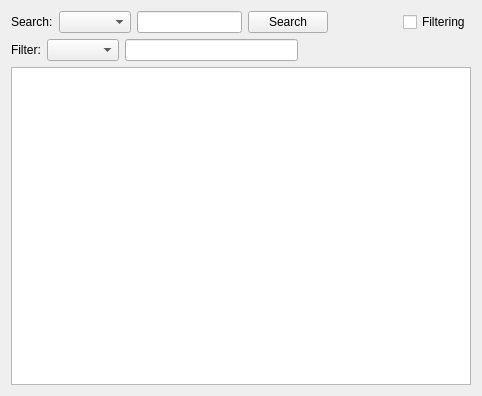
Old version of the form src/dictionarywidget.ui in the repository jablonkai/QDictionary.
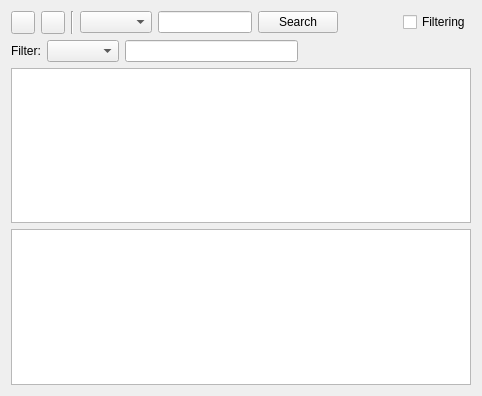
New version of the form. Icons and pictures are not drawn. Custom widgets are drawn as their Qt base class.

The edit to the form file:
```diff
--- a/src/dictionarywidget.ui
+++ b/src/dictionarywidget.ui
@@ -16,9 +16,35 @@
    <item>
     <layout class="QHBoxLayout" >
      <item>
-      <widget class="QLabel" name="label" >
+      <widget class="QToolButton" name="backwardButton" >
+       <property name="toolTip" >
+        <string>Previous</string>
+       </property>
        <property name="text" >
-        <string>Search:</string>
+        <string/>
+       </property>
+       <property name="icon" >
+        <iconset resource="dictionarywidget.qrc" >:/new/prefix1/resources/prev.png</iconset>
+       </property>
+      </widget>
+     </item>
+     <item>
+      <widget class="QToolButton" name="forwardButton" >
+       <property name="toolTip" >
+        <string>Next</string>
+       </property>
+       <property name="text" >
+        <string/>
+       </property>
+       <property name="icon" >
+        <iconset resource="dictionarywidget.qrc" >:/new/prefix1/resources/next.png</iconset>
+       </property>
+      </widget>
+     </item>
+     <item>
+      <widget class="Line" name="line" >
+       <property name="orientation" >
+        <enum>Qt::Vertical</enum>
        </property>
       </widget>
      </item>
@@ -128,6 +154,9 @@
      </property>
     </widget>
    </item>
+   <item>
+    <widget class="QTextBrowser" name="textBrowser" />
+   </item>
   </layout>
  </widget>
  <customwidgets>
```
Left out of the diff: 43 changed lines with no effect on the pictures.
